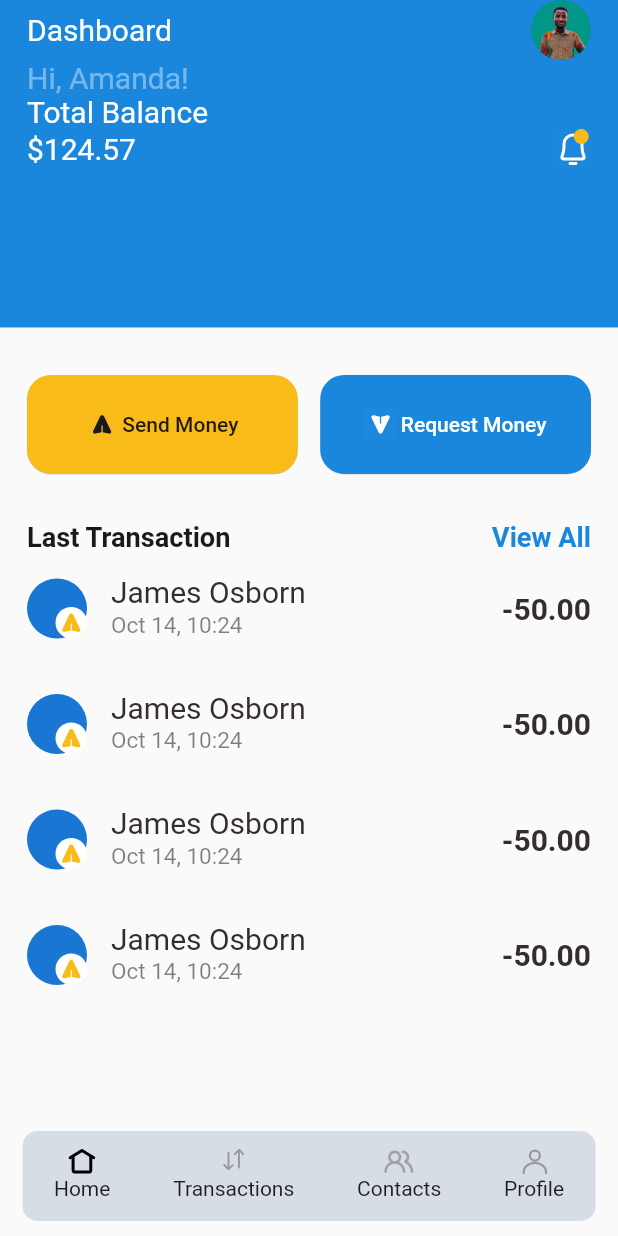
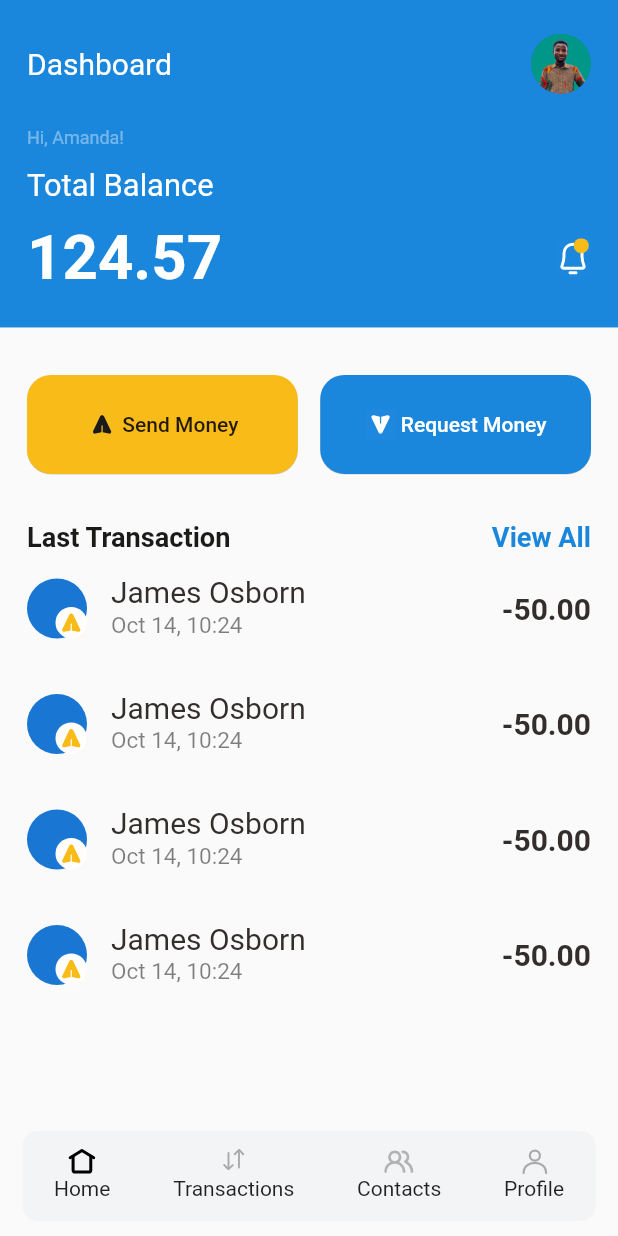
Before and after one commit to ernestlipson/pay_now, a Flutter app: the screen it shows after launch, after a tap on "login", on a phone screen of 412 x 824 dp. Run offline on Flutter 3.47's test engine with Material 2 defaults, Android fonts, the phone set to English and light mode, and no system bars; our stand-ins replace dots_indicator, flutter_svg, get, settings_ui; Roboto replaces fonts that are missing (SF Pro Rounded, SF-Pro-Rounded, SF-Pro-Rounded-Thin.ttf).

Commit message:
contacts screen building

```diff
--- a/lib/pages/contacts.dart
+++ b/lib/pages/contacts.dart
@@ -1,4 +1,10 @@
 import 'package:flutter/material.dart';
+import 'package:flutter_svg/flutter_svg.dart';
+import 'package:pay_now/utils/colors.dart';
+import 'package:pay_now/utils/constants.dart';
+import 'package:pay_now/widgets/CustomText.dart';
+
+import '../widgets/customSmallText.dart';
 
 class Contacts extends StatefulWidget {
   const Contacts({Key? key}) : super(key: key);
@@ -10,6 +16,65 @@ class Contacts extends StatefulWidget {
 class _ContactsState extends State<Contacts> {
   @override
   Widget build(BuildContext context) {
-    return Scaffold();
+    final size = MediaQuery.of(context).size;
+
+    return Scaffold(
+      body: SafeArea(
+        child: Column(
+          children: [
+            Padding(
+              padding: const EdgeInsets.all(defaultPadding),
+              child: Row(
+                mainAxisAlignment: MainAxisAlignment.spaceBetween,
+                children: [
+                  Container(),
+                  CustomText(
+                    text: 'Contacts',
+                    size: size.height * 0.035,
+                    myweight: FontWeight.bold,
+                  ),
+                  InkWell(
+                    onTap: () {},
+                    child: SvgPicture.asset('assets/icons/add_icon.svg'),
+                  ),
+                ],
+              ),
+            ),
+            const Divider(thickness: 1),
+            Container(
+              padding: const EdgeInsets.all(defaultPadding),
+              child: TextFormField(
+                decoration: InputDecoration(
+                  hintText: 'Enter a name',
+                  prefixIcon: const Icon(Icons.search),
+                  border: OutlineInputBorder(
+                    borderRadius: BorderRadius.circular(size.height / 51.6),
+                  ),
+                ),
+                obscureText: true,
+              ),
+            ),
+            const SizedBox(height: defaultPadding),
+            SizedBox(
+              height: 380,
+              child: ListView.separated(
+                  itemBuilder: ((context, index) => ListTile(
+                        contentPadding:
+                            const EdgeInsets.symmetric(horizontal: 0),
+                        leading: CircleAvatar(),
+                        title: CustomText(text: 'James Osborn'),
+                        subtitle: CustomText(
+                          text: 'Ahmed43Rui@gmai.com',
+                          size: 15,
+                          color: AppColors.textColor.withOpacity(0.5),
+                        ),
+                      )),
+                  separatorBuilder: (context, index) => SizedBox(height: 5),
+                  itemCount: 15),
+            ),
+          ],
+        ),
+      ),
+    );
   }
 }
--- a/lib/pages/myProfile.dart
+++ b/lib/pages/myProfile.dart
@@ -1,19 +1,17 @@
 import 'package:flutter/material.dart';
+import 'package:flutter_svg/flutter_svg.dart';
+import 'package:pay_now/utils/constants.dart';
 import 'package:pay_now/widgets/CustomText.dart';
-import 'package:pay_now/widgets/btm_navigation.dart';
 
 class MyProfilePage extends StatelessWidget {
   const MyProfilePage({Key? key}) : super(key: key);
 
   @override
   Widget build(BuildContext context) {
-    debugPrint(
-        'The current height of device ${MediaQuery.of(context).size.height}');
+    debugPrint('${MediaQuery.of(context).size.height}');
     var size = MediaQuery.of(context).size;
     return Scaffold(
-      body: Container(
-        height: 120,
-        child: Column(
+      body: Column(
         crossAxisAlignment: CrossAxisAlignment.center,
         children: [
           Container(
@@ -27,84 +25,108 @@ class MyProfilePage extends StatelessWidget {
                   children: [
                     Container(),
                     CustomText(text: 'My Profile', myweight: FontWeight.bold),
-                      Icon(Icons.edit),
+                    GestureDetector(
+                        onTap: () {},
+                        child: SvgPicture.asset('assets/icons/edit_icon.svg')),
                   ],
                 ),
-                  SizedBox(height: 40),
+                const Spacer(),
                 CircleAvatar(
                   backgroundColor: Colors.white,
-                    radius: 60,
+                  radius: size.height / 13.26,
                   child: CustomText(
                       text: 'H', size: 70, myweight: FontWeight.bold),
                 ),
-                  SizedBox(height: 20),
+                SizedBox(height: size.height * 0.02),
                 CustomText(text: 'Hisham Zayadin'),
+                SizedBox(height: size.height * 0.03),
               ],
             ),
           ),
-            SizedBox(height: 40),
+          SizedBox(height: size.height * 0.04),
           Container(
-              height: 70,
-              margin: EdgeInsets.symmetric(horizontal: 20, vertical: 10),
+            padding: const EdgeInsets.symmetric(horizontal: defaultPadding),
+            child: Column(
+              children: [
+                SizedBox(
+                  height: size.height * 0.083,
+                  child: Center(
                     child: ListTile(
                       onTap: () {},
-                contentPadding:
-                    EdgeInsets.symmetric(horizontal: 30, vertical: 10),
-                leading: Icon(Icons.person),
+                      contentPadding: const EdgeInsets.symmetric(
+                          horizontal: defaultPadding,
+                          vertical: defaultPadding * 0.2),
+                      leading: SvgPicture.asset('assets/icons/user_icon.svg'),
                       title: CustomText(text: 'My Info'),
-                trailing: Icon(Icons.arrow_forward_ios),
+                      trailing: Icon(Icons.arrow_forward_ios,
+                          size: size.height * 0.03),
+                      tileColor: const Color(0xfff3f4f5),
+                      shape: RoundedRectangleBorder(
+                          borderRadius:
+                              BorderRadius.circular(size.height * 0.02)),
+                    ),
+                  ),
+                ),
+                const SizedBox(height: defaultPadding * 0.7),
+                SizedBox(
+                  height: size.height * 0.083,
+                  child: Center(
+                    child: ListTile(
+                      onTap: () {},
+                      contentPadding: EdgeInsets.symmetric(
+                          horizontal: defaultPadding,
+                          vertical: defaultPadding * 0.2),
+                      leading: Icon(Icons.card_membership_sharp),
+                      title: CustomText(text: 'My Cards'),
+                      trailing: Icon(
+                        Icons.arrow_forward_ios,
+                        size: size.height * 0.03,
+                      ),
                       tileColor: Color(0xfff3f4f5),
                       shape: RoundedRectangleBorder(
-                    borderRadius: BorderRadius.circular(20)),
+                          borderRadius:
+                              BorderRadius.circular(size.height * 0.02)),
                     ),
                   ),
-            Container(
-              height: 100,
-              child: Column(
-                children: [
-                  Container(
-                    height: 70,
-                    margin: EdgeInsets.symmetric(horizontal: 20, vertical: 10),
+                ),
+                const SizedBox(height: defaultPadding * 0.7),
+                SizedBox(
+                  height: size.height * 0.083,
+                  child: Center(
                     child: ListTile(
                       onTap: () {},
-                      contentPadding:
-                          EdgeInsets.symmetric(horizontal: 30, vertical: 10),
-                      leading: Icon(Icons.card_membership_sharp),
-                      title: CustomText(text: 'My Cards'),
-                      trailing: Icon(Icons.arrow_forward_ios),
+                      contentPadding: EdgeInsets.symmetric(
+                          horizontal: defaultPadding,
+                          vertical: defaultPadding * 0.2),
+                      leading: Icon(Icons.settings),
+                      title: CustomText(text: 'Settings'),
+                      trailing: Icon(Icons.arrow_forward_ios,
+                          size: size.height * 0.03),
                       tileColor: Color(0xfff3f4f5),
                       shape: RoundedRectangleBorder(
-                          borderRadius: BorderRadius.circular(20)),
+                          borderRadius:
+                              BorderRadius.circular(size.height * 0.02)),
                     ),
                   ),
-                  Container(
-                    height: 70,
-                    margin: EdgeInsets.symmetric(horizontal: 20, vertical: 10),
+                ),
+                const SizedBox(height: defaultPadding * 0.7),
+                SizedBox(
+                  height: size.height * 0.083,
+                  child: Center(
                     child: ListTile(
                       onTap: () {},
-                      contentPadding:
-                          EdgeInsets.symmetric(horizontal: 30, vertical: 10),
-                      leading: Icon(Icons.settings),
-                      title: CustomText(text: 'Settings'),
-                      trailing: Icon(Icons.arrow_forward_ios),
+                      contentPadding: EdgeInsets.symmetric(
+                          horizontal: defaultPadding,
+                          vertical: defaultPadding * 0.2),
+                      leading: Icon(Icons.help),
+                      title: CustomText(text: 'Help Center'),
+                      trailing: Icon(Icons.arrow_forward_ios,
+                          size: size.height * 0.03),
                       tileColor: Color(0xfff3f4f5),
                       shape: RoundedRectangleBorder(
-                          borderRadius: BorderRadius.circular(20)),
+                          borderRadius:
+                              BorderRadius.circular(size.height * 0.02)),
                     ),
-                  ),
-                  Container(
-                    height: 70,
-                    margin: EdgeInsets.symmetric(horizontal: 20, vertical: 10),
-                    child: ListTile(
-                      onTap: () {},
-                      contentPadding:
-                          EdgeInsets.symmetric(horizontal: 30, vertical: 10),
-                      leading: Icon(Icons.help),
-                      title: CustomText(text: 'Help Center'),
-                      trailing: Icon(Icons.arrow_forward_ios),
-                      tileColor: Color(0xfff3f4f5),
-                      shape: RoundedRectangleBorder(
-                          borderRadius: BorderRadius.circular(20)),
                   ),
                 ),
               ],
@@ -112,9 +134,6 @@ class MyProfilePage extends StatelessWidget {
           ),
         ],
       ),
-      ),
-
-      // bottomNavigationBar: const MyBottomNavigation(),
     );
   }
 }
--- a/lib/utils/colors.dart
+++ b/lib/utils/colors.dart
@@ -5,7 +5,7 @@ class AppColors {
   static const Color mainColor = Color(0xFF1A87DD);
   static const Color mainColorBox = Color(0xFFF8BB18);
   static const Color textColor = Color(0xFF000000);
-  static const Color roundedBoxColor = Color(0xFFD7DDE4);
+  static const Color roundedBoxColor = Color(0xfff3f4f5);
   // static final Color roundedBoxColor = const  Color(0xFFF3F4F5);
 
 }
--- a/lib/widgets/buttons_widget.dart
+++ b/lib/widgets/buttons_widget.dart
@@ -13,6 +13,7 @@ class ButtonsWidget extends StatelessWidget {
   final Color? color;
   final String svgfile;
   final double? size;
+  void onPressed() {}
 
   ButtonsWidget({
     Key? key,
@@ -22,6 +23,7 @@ class ButtonsWidget extends StatelessWidget {
     this.size,
     this.textColor,
     this.iconColor,
+    // required this.onPressed
   }) : super(key: key);
 
   @override
@@ -37,7 +39,7 @@ class ButtonsWidget extends StatelessWidget {
       height: size.height * 0.08,
       minWidth: size.width * 0.3,
       elevation: 0.2,
-      onPressed: () {},
+      onPressed: onPressed,
       color: color,
       child: Row(
         mainAxisAlignment: MainAxisAlignment.center,
--- a/lib/widgets/dashboard.dart
+++ b/lib/widgets/dashboard.dart
@@ -10,6 +10,7 @@ import 'package:pay_now/utils/constants.dart';
 import 'package:get/get.dart';
 import 'package:pay_now/utils/dimensions.dart';
 import 'package:pay_now/widgets/CustomText.dart';
+import 'package:pay_now/widgets/customSmallText.dart';
 
 import 'buttons_widget.dart';
 
@@ -29,9 +30,12 @@ class Dashboard extends StatelessWidget implements PreferredSizeWidget {
         left: defaultPadding,
         right: defaultPadding,
       ),
+      height: size.height / 2.652,
+      color: AppColors.mainColor,
       child: Column(
         crossAxisAlignment: CrossAxisAlignment.start,
         children: [
+          const Spacer(),
           Row(
             mainAxisAlignment: MainAxisAlignment.spaceBetween,
             children: [
@@ -46,28 +50,33 @@ class Dashboard extends StatelessWidget implements PreferredSizeWidget {
               ),
             ],
           ),
-          CustomText(
-            text: 'Hi, Amanda!',
-            color: Colors.white.withOpacity(0.4),
+          const Spacer(),
+          CustomTextSmall(
+            smallText: 'Hi, Amanda!',
+            smallColor: Colors.white.withOpacity(0.4),
           ),
+          SizedBox(height: size.height * 0.015),
           CustomText(
             text: 'Total Balance',
             color: Colors.white,
+            size: size.height * 0.025,
           ),
+          SizedBox(height: size.height * 0.015),
           Row(
             mainAxisAlignment: MainAxisAlignment.spaceBetween,
             children: [
               CustomText(
-                text: '\$124.57',
+                text: '124.57',
                 color: Colors.white,
+                myweight: FontWeight.bold,
+                size: size.height * 0.05,
               ),
               SvgPicture.asset('assets/icons/notifications _icon.svg')
             ],
           ),
+          const Spacer(),
         ],
       ),
-      height: size.height / 2.652,
-      color: AppColors.mainColor,
     );
   }
 }
```
Also changed, not shown: lib/pages/ContactsList.dart (added, +69 -0 lines), lib/pages/authentication/sendmoney.dart (added, +54 -0 lines), lib/pages/rowButton.dart (added, +36 -0 lines), lib/pages/transactions.dart (+3 -4 lines). Lines whose indentation alone changed are shown as unchanged.
